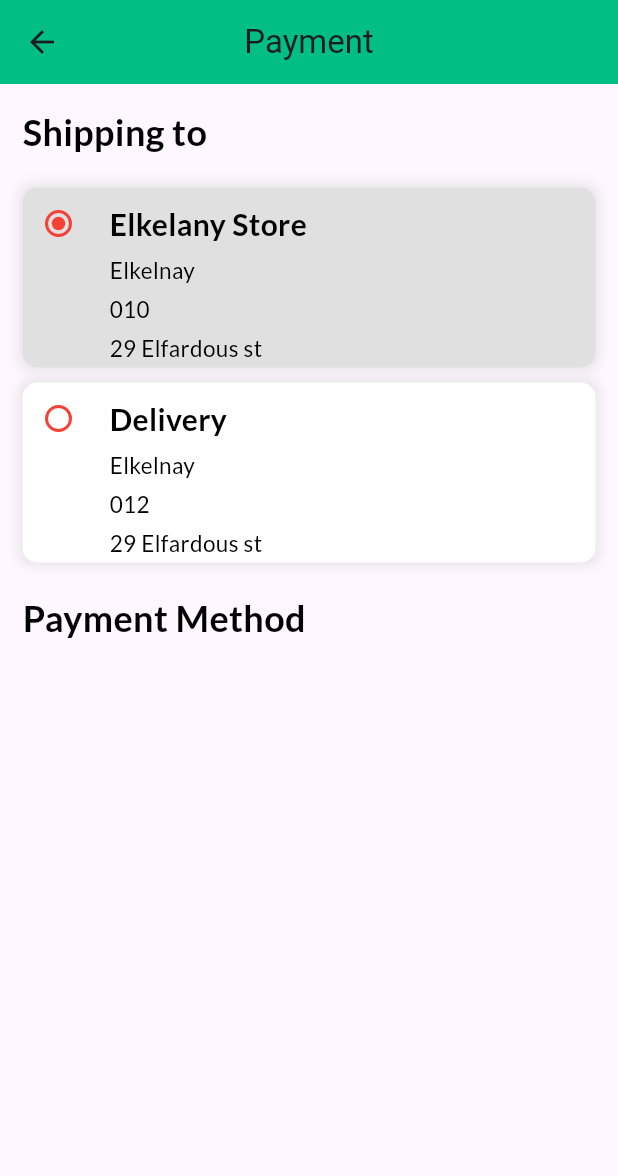
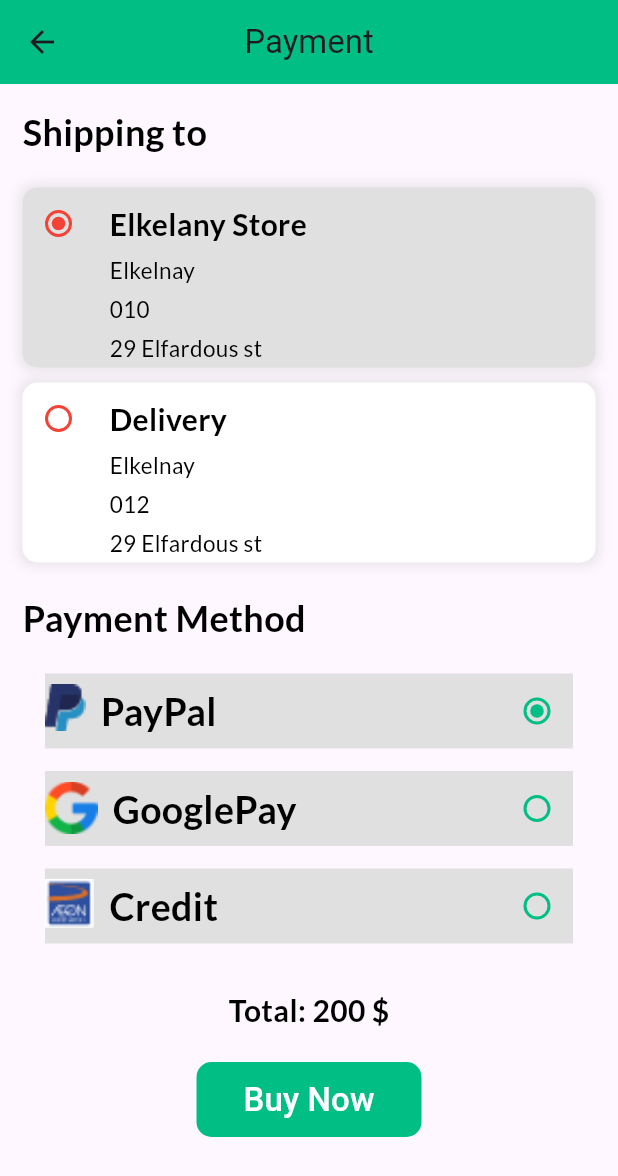
Before and after one commit to Elkelany84/Getx_Shopping_WaledAsro_Udemy, a Flutter app: the PaymentScreen screen opened by its route, on a phone screen of 412 x 824 dp. Shown: the top 1176 px of the screen. Run offline on Flutter 3.47's test engine with Material 3 defaults, Android fonts, the phone set to English and light mode, and no system bars; our stand-ins replace badges, carousel_slider, firebase_auth, firebase_core, flutter_rating_bar, get and 5 more; accounts and stored records are empty; network calls fail; statements that could not run were skipped.

Commit message:
EndVideo52

```diff
--- a/lib/view/screens/payment_screen.dart
+++ b/lib/view/screens/payment_screen.dart
@@ -2,6 +2,7 @@ import 'package:flutter/material.dart';
 import 'package:get/get.dart';
 import 'package:waleed_asro_shopping_getx_api/utils/theme.dart';
 import 'package:waleed_asro_shopping_getx_api/view/widgets/payment/delivery_container_widget.dart';
+import 'package:waleed_asro_shopping_getx_api/view/widgets/payment/payment_method_widget.dart';
 import 'package:waleed_asro_shopping_getx_api/view/widgets/text_utils.dart';
 
 class PaymentScreen extends StatelessWidget {
@@ -45,11 +46,45 @@ class PaymentScreen extends StatelessWidget {
               SizedBox(
                 height: 20,
               ),
-              // PaymentMethodWidget(),
+              PaymentMethodWidget(),
               SizedBox(
                 height: 30,
               ),
               //Total Button
+              Center(
+                child: TextUtils(
+                    text: "Total: 200 \$",
+                    fontSize: 20,
+                    fontWeight: FontWeight.bold,
+                    color: Get.isDarkMode ? Colors.white : Colors.black,
+                    underLine: TextDecoration.none),
+              ),
+              SizedBox(
+                height: 20,
+              ),
+              Center(
+                child: SizedBox(
+                  height: 50,
+                  width: 150,
+                  child: ElevatedButton(
+                    style: ElevatedButton.styleFrom(
+                      primary: Get.isDarkMode ? pinkClr : mainColor,
+                      elevation: 0,
+                      shape: RoundedRectangleBorder(
+                        borderRadius: BorderRadius.circular(10),
+                      ),
+                    ),
+                    onPressed: () {},
+                    child: Text(
+                      "Buy Now",
+                      style: TextStyle(
+                          fontSize: 22,
+                          // fontWeight: FontWeight.bold,
+                          color: Colors.white),
+                    ),
+                  ),
+                ),
+              )
             ],
           ),
         ),
--- /dev/null
+++ b/lib/view/widgets/payment/payment_method_widget.dart
@@ -0,0 +1,103 @@
+import 'package:flutter/material.dart';
+import 'package:waleed_asro_shopping_getx_api/utils/theme.dart';
+import 'package:waleed_asro_shopping_getx_api/view/widgets/text_utils.dart';
+
+class PaymentMethodWidget extends StatefulWidget {
+  const PaymentMethodWidget({super.key});
+
+  @override
+  State<PaymentMethodWidget> createState() => _PaymentMethodWidgetState();
+}
+
+class _PaymentMethodWidgetState extends State<PaymentMethodWidget> {
+  int radioPaymentIndex = 1;
+  @override
+  Widget build(BuildContext context) {
+    return Padding(
+      padding: EdgeInsets.only(left: 15, right: 15),
+      child: Column(
+        children: [
+          buildRadioPayment(
+              name: "PayPal",
+              image: "assets/images/paypal.png",
+              scale: 0.7,
+              value: 1,
+              onChange: (value) {
+                setState(() {
+                  radioPaymentIndex = value;
+                });
+              }),
+          SizedBox(
+            height: 15,
+          ),
+          buildRadioPayment(
+              name: "GooglePay",
+              image: "assets/images/google.png",
+              scale: 0.8,
+              value: 2,
+              onChange: (value) {
+                setState(() {
+                  radioPaymentIndex = value;
+                });
+              }),
+          SizedBox(
+            height: 15,
+          ),
+          buildRadioPayment(
+              name: "Credit",
+              image: "assets/images/credit.png",
+              scale: 0.7,
+              value: 3,
+              onChange: (value) {
+                setState(() {
+                  radioPaymentIndex = value;
+                });
+              }),
+        ],
+      ),
+    );
+  }
+
+  Widget buildRadioPayment(
+      {required String image,
+      required double scale,
+      required String name,
+      required int value,
+      required Function onChange}) {
+    return Container(
+      height: 50,
+      width: double.infinity,
+      color: Colors.grey.shade300,
+      child: Row(
+        mainAxisAlignment: MainAxisAlignment.spaceBetween,
+        children: [
+          Row(
+            crossAxisAlignment: CrossAxisAlignment.start,
+            children: [
+              Image.asset(
+                image,
+                scale: scale,
+              ),
+              SizedBox(
+                width: 10,
+              ),
+              TextUtils(
+                  text: name,
+                  fontSize: 25,
+                  fontWeight: FontWeight.bold,
+                  color: Colors.black,
+                  underLine: TextDecoration.none)
+            ],
+          ),
+          Radio(
+              value: value,
+              groupValue: radioPaymentIndex,
+              fillColor: MaterialStateColor.resolveWith((states) => mainColor),
+              onChanged: (value) {
+                onChange(value);
+              })
+        ],
+      ),
+    );
+  }
+}
```
